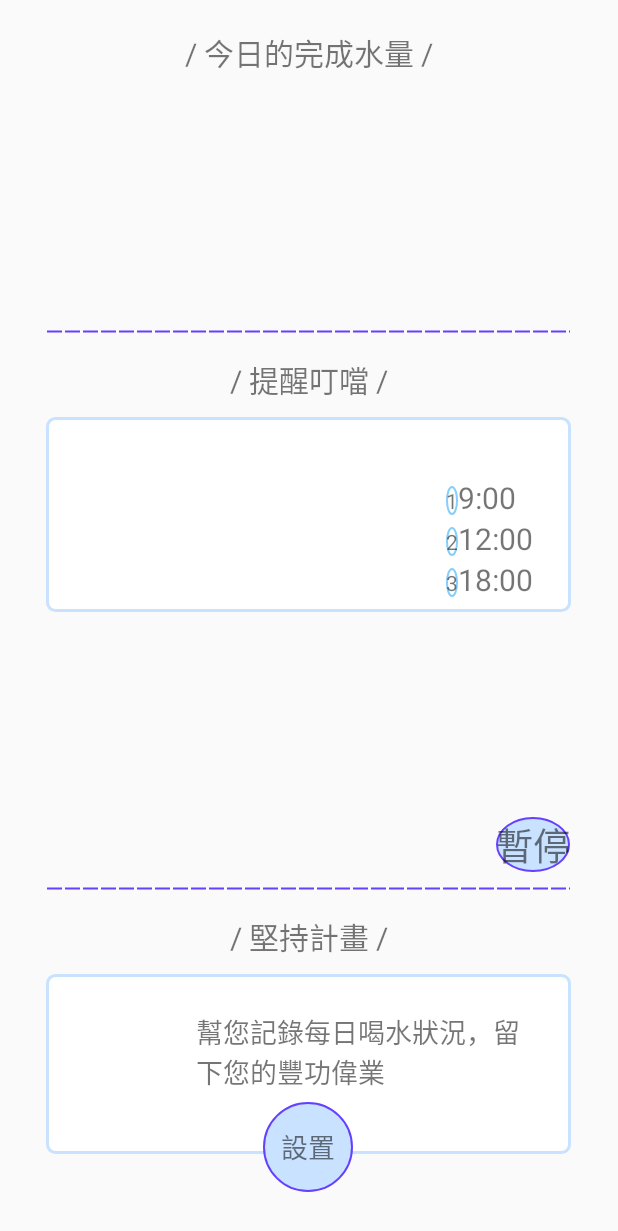
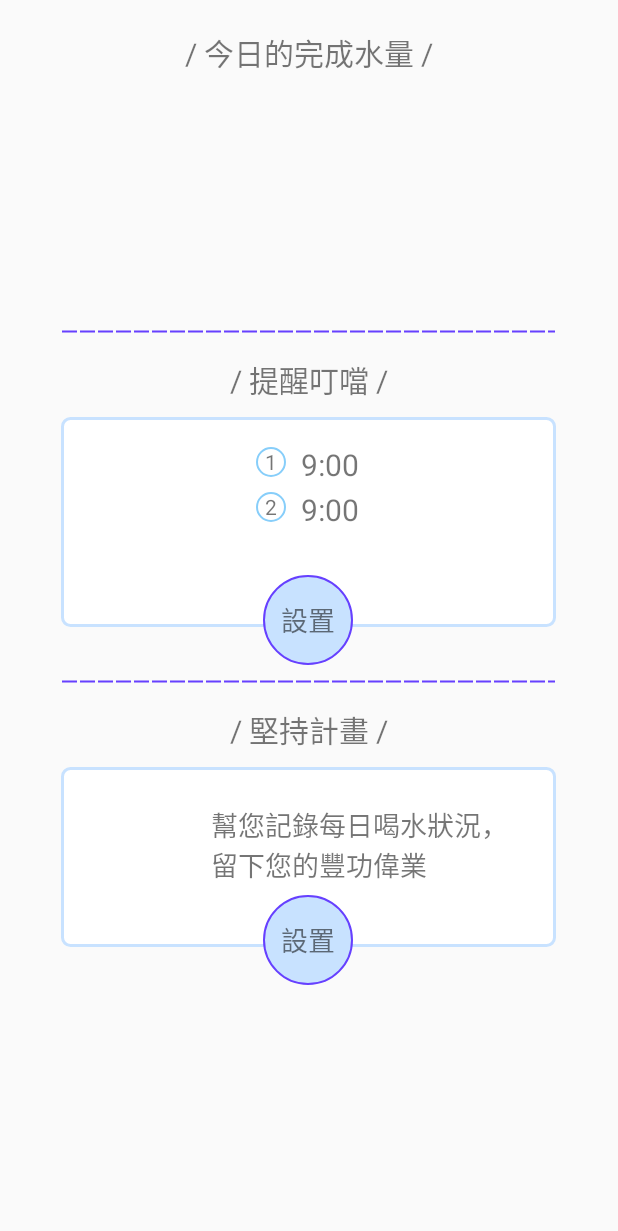
Before and after one commit to ftstc451810/ThirThir, an Android app: the screen it shows after launch (MainActivity), on a phone screen of 412 x 824 dp. Shown: the top 1231 px of the screen. Run offline under Robolectric (Android 15) with nearby library versions, the phone set to English and light mode, and no system bars.

Commit message:
abandon the method to add components dynamically

```diff
--- a/app/src/main/java/com/mac/thirthir_git/MainActivity.java
+++ b/app/src/main/java/com/mac/thirthir_git/MainActivity.java
@@ -3,8 +3,6 @@ package com.mac.thirthir_git;
 import android.app.Activity;
 import android.os.Bundle;
 import android.view.View;
-import android.view.ViewGroup;
-import android.widget.LinearLayout;
 import android.widget.RelativeLayout;
 import android.widget.TextView;
 
@@ -17,6 +15,7 @@ public class MainActivity extends Activity {
     @Override
     protected void onCreate(Bundle savedInstanceState) {
         super.onCreate(savedInstanceState);
+
         setContentView(R.layout.activity_main);
 
         //onCreate內才可以初始化
@@ -25,81 +24,98 @@ public class MainActivity extends Activity {
 
         if(REMIND_COUNT != 0){
             setRemindContent();
+            //其實不用動態添加，位置太難找(para難設定大小跟相對位置，單位不同)，直接判斷是否有提醒跟記錄設定然後載入不同的layout，再找到控件改變text的內容
+            //只四似乎要多寫三個，因為有兩個部分可以改變設置> 改變設計，設置後變為兩個按鈕，只剩更改，再到下一步改變設置或是取消
         }
-        if(REMIND_COUNT != 0){
+        if(REMIND_COUNT != 0) {
             setInsistanceContent();
+            //text部分改為
         }
 
     }
 
     private void setRemindContent() {
+        TextView tv_remind_stm = (TextView)findViewById(R.id.tv_remind_stm);
+        tv_remind_stm.setVisibility(View.INVISIBLE);
+        RelativeLayout rl_remind_already = (RelativeLayout)findViewById(R.id.rl_remind_already);
+        rl_remind_already.setVisibility(View.VISIBLE);
 
-        RelativeLayout rl_remind_content = (RelativeLayout)findViewById(R.id.rl_remind_content);
-        TextView tv_remind_stm = (TextView)findViewById(R.id.tv_remind_stm);
-        tv_remind_stm.setText("");
+        TextView tv_upper = (TextView)findViewById(R.id.tv_upper);
+        TextView tv_set01 = (TextView)findViewById(R.id.tv_set01);
+        TextView tv_middle = (TextView)findViewById(R.id.tv_middle);
+        TextView tv_set02 = (TextView)findViewById(R.id.tv_set02);
+        TextView tv_below = (TextView)findViewById(R.id.tv_below);
+        TextView tv_set03 = (TextView)findViewById(R.id.tv_set03);
+        //將控件放入序列方便設定
 
-        TextView tv_remind_setbtn = (TextView)findViewById(R.id.tv_remind_setbtn);
-        tv_remind_setbtn.setVisibility(View.GONE);
+        if(REMIND_COUNT == 1){
 
-        TextView tv_remind_stopbtn = new TextView(this);
-        tv_remind_stopbtn.setText(getResources().getString(R.string.stop));
-        tv_remind_stopbtn.setBackgroundResource(R.drawable.bluecircle_bg);
-        tv_remind_stopbtn.setTextSize(25);
-//        tv_remind_stopbtn.setScaleX(1);  //胖瘦效果不對
-//        tv_remind_stopbtn.setScaleY(2);
-        RelativeLayout.LayoutParams para04 = new RelativeLayout.LayoutParams(ViewGroup.LayoutParams.WRAP_CONTENT,
-                ViewGroup.LayoutParams.WRAP_CONTENT);
-        //RelativeLayout.LayoutParams para04 = new RelativeLayout.LayoutParams(400,400);
-        para04.topMargin = 400;
-        para04.leftMargin = 450;
-        rl_remind_content.addView(tv_remind_stopbtn,para04);
+        }
+//        RelativeLayout rl_remind_content = (RelativeLayout)findViewById(R.id.rl_remind_content);
+//        TextView tv_remind_stm = (TextView)findViewById(R.id.tv_remind_stm);
+//        tv_remind_stm.setText("");
+//
+//        TextView tv_remind_setbtn = (TextView)findViewById(R.id.tv_remind_setbtn);
+//        tv_remind_setbtn.setVisibility(View.GONE);
+//
+//        TextView tv_remind_stopbtn = new TextView(this);
+//        tv_remind_stopbtn.setText(getResources().getString(R.string.stop));
+//        tv_remind_stopbtn.setBackgroundResource(R.drawable.bluecircle_bg);
+//        tv_remind_stopbtn.setTextSize(25);
+////        tv_remind_stopbtn.setScaleX(1);  //胖瘦效果不對
+////        tv_remind_stopbtn.setScaleY(2);
+//        RelativeLayout.LayoutParams para04 = new RelativeLayout.LayoutParams(ViewGroup.LayoutParams.WRAP_CONTENT,
+//                ViewGroup.LayoutParams.WRAP_CONTENT);
+//        //RelativeLayout.LayoutParams para04 = new RelativeLayout.LayoutParams(400,400);
+//        para04.topMargin = 400;
+//        para04.leftMargin = 450;
+//        rl_remind_content.addView(tv_remind_stopbtn,para04);
+//
+//        TextView tv_remind_changebtn = new TextView(this);
+//        tv_remind_changebtn.setText(getResources().getString(R.string.change));
+//        tv_remind_changebtn.setTextSize(25);
+//        tv_remind_changebtn.setBackgroundResource(R.drawable.bluecircle_bg);
+//        RelativeLayout.LayoutParams para05 = new RelativeLayout.LayoutParams(ViewGroup.LayoutParams.WRAP_CONTENT,
+//                ViewGroup.LayoutParams.WRAP_CONTENT);
+//        para05.topMargin = 400;
+//        para05.leftMargin = 700;
+//        rl_remind_content.addView(tv_remind_changebtn,para05);
+//
+//        LinearLayout subLayout = new LinearLayout(this);
+//        subLayout.setOrientation(LinearLayout.VERTICAL);
+//        RelativeLayout.LayoutParams para = new RelativeLayout.LayoutParams(ViewGroup.LayoutParams.WRAP_CONTENT,
+//                ViewGroup.LayoutParams.WRAP_CONTENT);
+//        para.rightMargin = 10;  //para 給數字圖標用
+//        para.addRule(RelativeLayout.CENTER_VERTICAL, -1);  //對父控件的位置置中
+//        RelativeLayout.LayoutParams para02 = new RelativeLayout.LayoutParams(ViewGroup.LayoutParams.WRAP_CONTENT,
+//                ViewGroup.LayoutParams.WRAP_CONTENT);  //para02 給數字右邊的時間用
+//        RelativeLayout.LayoutParams para03 = new RelativeLayout.LayoutParams(ViewGroup.LayoutParams.WRAP_CONTENT,
+//                ViewGroup.LayoutParams.WRAP_CONTENT);  //para03給新生成的sublayout用
+//        para03.leftMargin = 400;
+//        para03.topMargin = 60;
+//
+//
+//        for(int i=1; i<=REMIND_COUNT; i++){
+//            LinearLayout listLayout = new LinearLayout(this);
+//            listLayout.setOrientation(LinearLayout.HORIZONTAL);
+//
+//            TextView tv = new TextView(this);
+//            String i2 = ""+i;
+//            tv.setText(i2);
+//            tv.setTextSize(14);
+//            tv.setBackgroundResource(R.drawable.whitecircle_bg);
+//            listLayout.addView(tv,para);
+//
+//            TextView tv02 = new TextView(this);
+//            tv02.setText(REMIND_TIME[i-1]);
+//            tv02.setTextSize(20);
+//            listLayout.addView(tv02,para02);
+//
+//            subLayout.addView(listLayout);
+//        }
+//
+//        rl_remind_content.addView(subLayout,para03);
 
-        TextView tv_remind_changebtn = new TextView(this);
-        tv_remind_changebtn.setText(getResources().getString(R.string.change));
-        tv_remind_changebtn.setTextSize(25);
-        tv_remind_changebtn.setBackgroundResource(R.drawable.bluecircle_bg);
-        RelativeLayout.LayoutParams para05 = new RelativeLayout.LayoutParams(ViewGroup.LayoutParams.WRAP_CONTENT,
-                ViewGroup.LayoutParams.WRAP_CONTENT);
-        para05.topMargin = 400;
-        para05.leftMargin = 700;
-        rl_remind_content.addView(tv_remind_changebtn,para05);
-
-        LinearLayout subLayout = new LinearLayout(this);
-        subLayout.setOrientation(LinearLayout.VERTICAL);
-        RelativeLayout.LayoutParams para = new RelativeLayout.LayoutParams(ViewGroup.LayoutParams.WRAP_CONTENT,
-                ViewGroup.LayoutParams.WRAP_CONTENT);
-        para.rightMargin = 10;  //para 給數字圖標用
-        para.addRule(RelativeLayout.CENTER_VERTICAL, -1);  //對父控件的位置置中
-        RelativeLayout.LayoutParams para02 = new RelativeLayout.LayoutParams(ViewGroup.LayoutParams.WRAP_CONTENT,
-                ViewGroup.LayoutParams.WRAP_CONTENT);  //para02 給數字右邊的時間用
-        RelativeLayout.LayoutParams para03 = new RelativeLayout.LayoutParams(ViewGroup.LayoutParams.WRAP_CONTENT,
-                ViewGroup.LayoutParams.WRAP_CONTENT);  //para03給新生成的sublayout用
-        para03.leftMargin = 400;
-        para03.topMargin = 60;
-
-
-        for(int i=1; i<=REMIND_COUNT; i++){
-            LinearLayout listLayout = new LinearLayout(this);
-            listLayout.setOrientation(LinearLayout.HORIZONTAL);
-
-            TextView tv = new TextView(this);
-            String i2 = ""+i;
-            tv.setText(i2);
-            tv.setTextSize(14);
-            tv.setBackgroundResource(R.drawable.whitecircle_bg);
-            listLayout.addView(tv,para);
-
-            TextView tv02 = new TextView(this);
-            tv02.setText(REMIND_TIME[i-1]);
-            tv02.setTextSize(20);
-            listLayout.addView(tv02,para02);
-
-            subLayout.addView(listLayout);
-        }
-
-        rl_remind_content.addView(subLayout,para03);
-
-//last day when I write only comment
     }
 
     private void setInsistanceContent() {
--- a/app/src/main/res/layout/activity_main.xml
+++ b/app/src/main/res/layout/activity_main.xml
@@ -48,7 +48,7 @@
             android:layout_below="@id/rl01">
 
             <ImageView
-                android:layout_width="350dp"
+                android:layout_width="330dp"
                 android:layout_height="2dp"
                 android:layout_centerHorizontal="true"
                 android:background="@drawable/purple_line"/>
@@ -65,7 +65,7 @@
 
             <RelativeLayout
                 android:id="@+id/rl_remind_content"
-                android:layout_width="350dp"
+                android:layout_width="330dp"
                 android:layout_height="wrap_content"
                 android:layout_below="@id/tv02"
                 android:layout_centerHorizontal="true"
@@ -74,30 +74,99 @@
 
                 <TextView
                     android:id="@+id/tv_remind_stm"
-                    android:layout_width="350dp"
-                    android:layout_height="130dp"
+                    android:layout_width="330dp"
+                    android:layout_height="140dp"
                     android:background="@drawable/whiterec_bg"
                     android:gravity="center_vertical"
                     android:paddingBottom="35dp"
-                    android:paddingLeft="100dp"
-                    android:paddingRight="20dp"
+                    android:paddingLeft="110dp"
+                    android:paddingRight="35dp"
                     android:paddingTop="20dp"
                     android:text="@string/alarm_stm"
-                    android:textSize="18dp" />
+                    android:textSize="18dp"
+                    android:visibility="invisible"/>
+
+                <RelativeLayout
+                    android:id="@+id/rl_remind_already"
+                    android:layout_width="330dp"
+                    android:layout_height="140dp"
+                    android:visibility="visible"
+                    android:background="@drawable/whiterec_bg">
+                    <TextView
+                        android:id="@+id/tv_upper"
+                        android:layout_width="20dp"
+                        android:layout_height="20dp"
+                        android:text="1"
+                        android:textSize="14dp"
+                        android:background="@drawable/whitecircle_bg"
+                        android:gravity="center"
+                        android:layout_marginTop="20dp"
+                        android:layout_marginLeft="130dp"
+                        />
+                    <!--話說這跟動態添加很像，不需要取得另一個控件的id抓相對位置-->
+                    <!--為何如果寬高wrapcontent背景的圆會變形-->
+                    <TextView
+                        android:id="@+id/tv_set01"
+                        android:layout_width="wrap_content"
+                        android:layout_height="wrap_content"
+                        android:text="9:00"
+                        android:textSize="20dp"
+                        android:layout_marginTop="18dp"
+                        android:layout_marginLeft="160dp"/>
+                    <TextView
+                        android:id="@+id/tv_middle"
+                        android:layout_width="20dp"
+                        android:layout_height="20dp"
+                        android:text="2"
+                        android:textSize="14dp"
+                        android:background="@drawable/whitecircle_bg"
+                        android:gravity="center"
+                        android:layout_marginTop="50dp"
+                        android:layout_marginLeft="130dp"/>
+                    <TextView
+                        android:id="@+id/tv_set02"
+                        android:layout_width="wrap_content"
+                        android:layout_height="wrap_content"
+                        android:text="9:00"
+                        android:textSize="20dp"
+                        android:layout_marginTop="48dp"
+                        android:layout_marginLeft="160dp"/>
+                    <TextView
+                        android:id="@+id/tv_below"
+                        android:layout_width="20dp"
+                        android:layout_height="20dp"
+                        android:text="3"
+                        android:textSize="14dp"
+                        android:background="@drawable/whitecircle_bg"
+                        android:gravity="center"
+                        android:layout_marginTop="80dp"
+                        android:layout_marginLeft="130dp"
+                        android:visibility="invisible"/>
+                    <TextView
+                        android:id="@+id/tv_set03"
+                        android:layout_width="wrap_content"
+                        android:layout_height="wrap_content"
+                        android:text="9:00"
+                        android:textSize="20dp"
+                        android:layout_marginTop="78dp"
+                        android:layout_marginLeft="160dp"
+                        android:visibility="invisible"/>
+                </RelativeLayout>
+
 
                 <ImageView
                     android:layout_width="60dp"
                     android:layout_height="60dp"
                     android:layout_alignParentLeft="true"
-                    android:layout_marginLeft="20dp"
-                    android:layout_marginTop="20dp" />
+                    android:layout_marginLeft="35dp"
+                    android:layout_marginTop="30dp" />
 
                 <TextView
                     android:id="@+id/tv_remind_setbtn"
                     android:layout_width="60dp"
                     android:layout_height="60dp"
                     android:layout_centerHorizontal="true"
-                    android:layout_marginTop="95dp"
+                    android:layout_marginTop="105dp"
                     android:background="@drawable/bluecircle_bg"
                     android:gravity="center"
                     android:text="@string/set"
@@ -114,7 +183,7 @@
             android:layout_below="@+id/rl02">
 
             <ImageView
-                android:layout_width="350dp"
+                android:layout_width="330dp"
                 android:layout_height="2dp"
                 android:layout_centerHorizontal="true"
                 android:background="@drawable/purple_line" />
@@ -131,7 +200,7 @@
 
             <RelativeLayout
                 android:id="@+id/rl_insistance_content"
-                android:layout_width="350dp"
+                android:layout_width="330dp"
                 android:layout_height="150dp"
                 android:layout_below="@id/tv03"
                 android:layout_centerHorizontal="true"
@@ -139,7 +208,7 @@
                 android:layout_marginTop="10dp">
 
                 <TextView
-                    android:layout_width="350dp"
+                    android:layout_width="330dp"
                     android:layout_height="120dp"
                     android:background="@drawable/whiterec_bg"
                     android:gravity="center_vertical"
```
